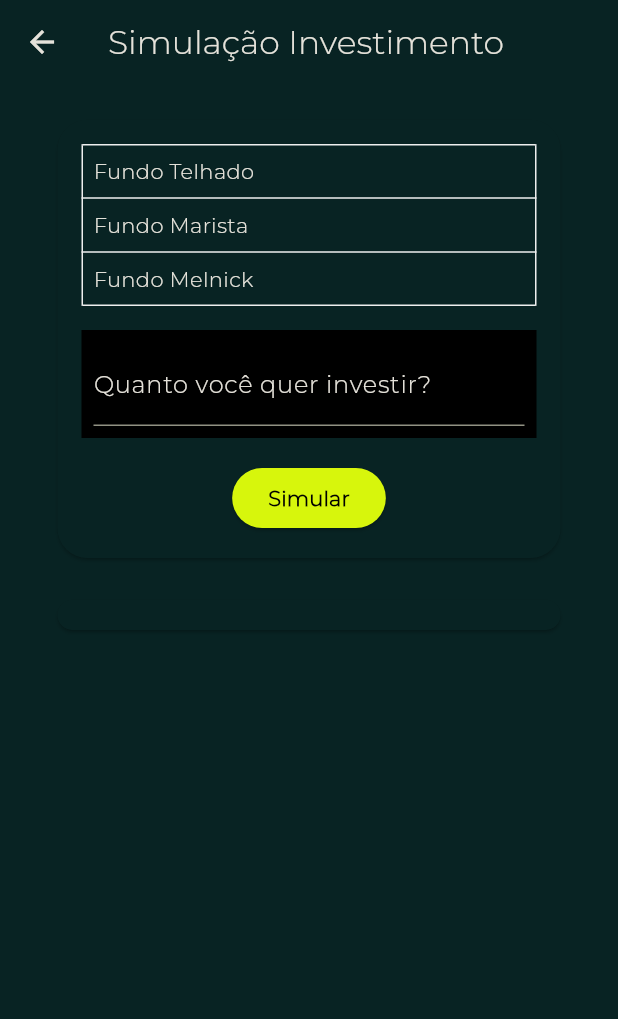
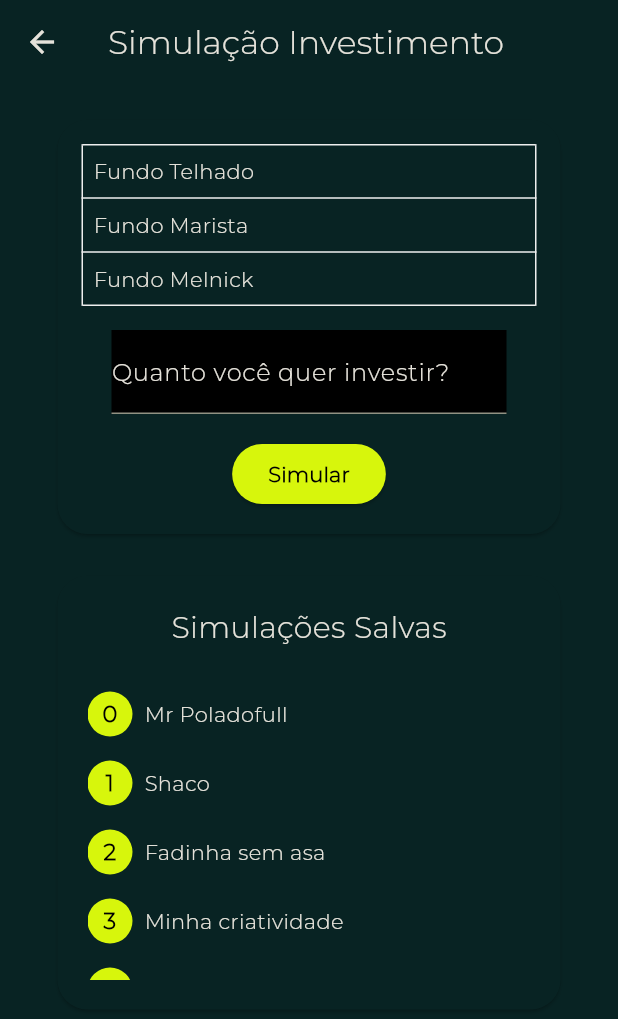
Before and after one commit to chrnotag/volters-main, a Flutter app: the Tela15InvSim1 screen opened directly, on a phone screen of 412 x 824 dp. Shown: the top 1019 px of the screen. Run offline on Flutter 3.47's test engine with Material 2 defaults, Android fonts, the phone set to English and light mode, and no system bars; our stand-ins replace easy_localization, firebase_core; missing offline and left inert: firebase_ui_auth, firebase_ui_oauth_google; accounts and stored records are empty; project files that could hold a hidden picture were left out.

Commit message:
fim tela 15, separei o card simulações salvas em uma nova classe chamada card_simulacoes_salvas.dart

```diff
--- /dev/null
+++ b/lib/cards/card_simulacoes_salvas.dart
@@ -0,0 +1,71 @@
+import 'package:easy_localization/easy_localization.dart';
+import 'package:flutter/material.dart';
+
+import '../tema.dart';
+import '../uteis/locale_keys.g.dart';
+
+class Card02 extends StatefulWidget {
+  final List<String> listaItens;
+
+  Card02({Key? key, required this.listaItens}) : super(key: key);
+
+  @override
+  _Card02State createState() => _Card02State();
+}
+
+class _Card02State extends State<Card02> {
+  @override
+  Widget build(BuildContext context) {
+    return Card(
+      child: Padding(
+        padding: const EdgeInsets.all(20),
+        child: Column(
+          children: [
+            Text(LocaleKeys.simule_part2,
+                style: TextStyle(
+                  fontSize: 20,
+                )).tr(),
+            const SizedBox(height: 20),
+            SizedBox(
+              height: 200,
+              child: ListView.builder(
+                itemCount: widget.listaItens.length,
+                shrinkWrap: true,
+                itemBuilder: (context, index) {
+                  return Padding(
+                    padding: const EdgeInsets.symmetric(vertical: 8.0),
+                    child: Row(
+                      children: [
+                        Container(
+                          width: 30,
+                          height: 30,
+                          decoration: BoxDecoration(
+                              borderRadius: BorderRadius.circular(50),
+                              color: TemaVolters.cores.primary),
+                          child: Center(
+                            child: Text(
+                              index.toString(),
+                              textAlign: TextAlign.center,
+                              style: TextStyle(
+                                  fontSize: 15,
+                                  color: Colors.black,
+                                  fontWeight: FontWeight.bold),
+                            ),
+                          ),
+                        ),
+                        Padding(
+                          padding: EdgeInsets.only(left: 8),
+                          child: Text(widget.listaItens[index]),
+                        )
+                      ],
+                    ),
+                  );
+                },
+              ),
+            )
+          ],
+        ),
+      ),
+    );
+  }
+}
--- a/lib/screens/tela03_assi_sim1.dart
+++ b/lib/screens/tela03_assi_sim1.dart
@@ -7,6 +7,8 @@ import 'package:volters/visao_usuario.dart';
 import 'package:volters/uteis/locale_keys.g.dart';
 import 'package:easy_localization/easy_localization.dart';
 import 'package:volters/screens/tela04_assi_sim2.dart';
+
+import '../cards/card_simulacoes_salvas.dart';
 
 class Tela03AssiSim1 extends StatefulWidget {
   const Tela03AssiSim1({Key? key}) : super(key: key);
@@ -290,72 +292,4 @@ class _CardConsumoState extends State<CardConsumo> {
   }
 }
 
-//segundo card da tela 1
-
-class Card02 extends StatefulWidget {
-  final List<String> listaItens;
-
-  Card02({Key? key, required this.listaItens}) : super(key: key);
-
-  @override
-  _Card02State createState() => _Card02State();
-}
-
-class _Card02State extends State<Card02> {
-  @override
-  Widget build(BuildContext context) {
-    return Card(
-      child: Padding(
-        padding: const EdgeInsets.all(20),
-        child: Column(
-          children: [
-            Text(LocaleKeys.simule_part2,
-                style: TextStyle(
-                  fontSize: 20,
-                )).tr(),
-            const SizedBox(height: 20),
-            SizedBox(
-              height: 200,
-              child: ListView.builder(
-                itemCount: widget.listaItens.length,
-                shrinkWrap: true,
-                itemBuilder: (context, index) {
-                  return Padding(
-                    padding: const EdgeInsets.symmetric(vertical: 8.0),
-                    child: Row(
-                      children: [
-                        Container(
-                          width: 30,
-                          height: 30,
-                          decoration: BoxDecoration(
-                              borderRadius: BorderRadius.circular(50),
-                              color: TemaVolters.cores.primary),
-                          child: Center(
-                            child: Text(
-                              index.toString(),
-                              textAlign: TextAlign.center,
-                              style: TextStyle(
-                                  fontSize: 15,
-                                  color: Colors.black,
-                                  fontWeight: FontWeight.bold),
-                            ),
-                          ),
-                        ),
-                        Padding(
-                          padding: EdgeInsets.only(left: 8),
-                          child: Text(widget.listaItens[index]),
-                        )
-                      ],
-                    ),
-                  );
-                },
-              ),
-            )
-          ],
-        ),
-      ),
-    );
-  }
-}
-
 //TODO FAZER BOTÃO
--- a/lib/screens/tela15_inv_sim1.dart
+++ b/lib/screens/tela15_inv_sim1.dart
@@ -1,6 +1,7 @@
 import 'package:flutter/material.dart';
 import 'package:provider/provider.dart';
 import 'package:volters/cards/card_simulacao.dart';
+import 'package:volters/cards/card_simulacoes_salvas.dart';
 import 'package:volters/tema.dart';
 import 'package:volters/visao_usuario.dart';
 
@@ -9,10 +10,19 @@ class Tela15InvSim1 extends StatelessWidget {
 
   @override
   Widget build(BuildContext context) {
+    List<String> listaItens = [
+      'Mr Poladofull',
+      'Shaco',
+      'Fadinha sem asa',
+      'Minha criatividade',
+      'acabou aqui'
+    ];
+
     return Consumer<VisaoUsuario>(builder: (context, _, __) {
       return Scaffold(
         appBar: AppBar(title: const Text("Simulação Investimento")),
-        body: Center(
+        body: SingleChildScrollView(
+          child: Center(
             child: Column(
               children: [
                 Padding(
@@ -24,9 +34,10 @@ class Tela15InvSim1 extends StatelessWidget {
                 ),
                 Container(
                   width: MediaQuery.of(context).size.width / 1.2,
-                child: CardSSalva(),
+                  child: Card02(listaItens: listaItens),
                 )
               ],
+            ),
           ),
         ),
       );
@@ -90,16 +101,13 @@ class _CardFundoState extends State<CardFundo> {
                       BorderSide(width: 1, color: Colors.grey.shade200)),
             ),
             Padding(
-              padding: EdgeInsets.symmetric(vertical: 16),
+              padding: const EdgeInsets.symmetric(vertical: 16, horizontal: 20),
               child: Container(
                 color: Colors.black,
-                child: const Padding(
-                  padding: EdgeInsets.all(8.0),
-                  child: TextField(
+                child: const TextField(
                   decoration: InputDecoration(
                       hintText: 'Quanto você quer investir?',
                       labelText: 'Quanto você quer investir?'),
-                  ),
                 ),
               ),
             ),
@@ -118,24 +126,3 @@ class _CardFundoState extends State<CardFundo> {
     );
   }
 }
-
-class CardSSalva extends StatefulWidget {
-  const CardSSalva({Key? key}) : super(key: key);
-
-  @override
-  _CardSSalvaState createState() => _CardSSalvaState();
-}
-
-class _CardSSalvaState extends State<CardSSalva> {
-  @override
-  Widget build(BuildContext context) {
-    return Card(
-      child: Padding(
-        padding: EdgeInsets.all(10),
-        child: Column(
-          children: [],
-        ),
-      ),
-    );
-  }
-}
```
Lines whose indentation alone changed are shown as unchanged.
